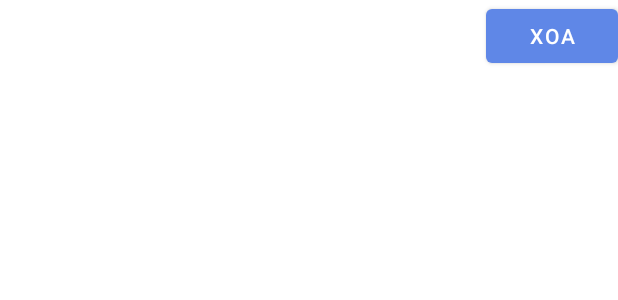
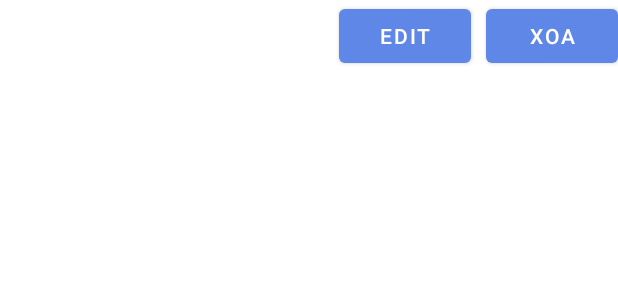
Before and after one commit to FabuloustTeam/WhatchaDoin, an Android app: the layout line_item_grocery.xml on its own in the app's theme, with its tools: preview values and no code run, on a phone screen of 412 x 824 dp. Shown: the top 300 px of the screen. Run offline under Robolectric (Android 15) with nearby library versions, the phone set to English and light mode, and no system bars.

Commit message:
add edit button to grocery line item

```diff
--- a/app/src/main/res/layout/line_item_grocery.xml
+++ b/app/src/main/res/layout/line_item_grocery.xml
@@ -26,4 +26,13 @@
         app:layout_constraintTop_toTopOf="parent"
         app:layout_constraintBottom_toBottomOf="parent"
         android:text="xoa" />
+    <Button
+        android:id="@+id/line_item_grocery_btnEdit"
+        android:layout_width="wrap_content"
+        android:layout_height="wrap_content"
+        app:layout_constraintRight_toLeftOf="@id/line_item_grocery_btnXoa"
+        app:layout_constraintTop_toTopOf="parent"
+        app:layout_constraintBottom_toBottomOf="parent"
+        android:layout_marginRight="10dp"
+        android:text="Edit" />
 </androidx.constraintlayout.widget.ConstraintLayout>
```
